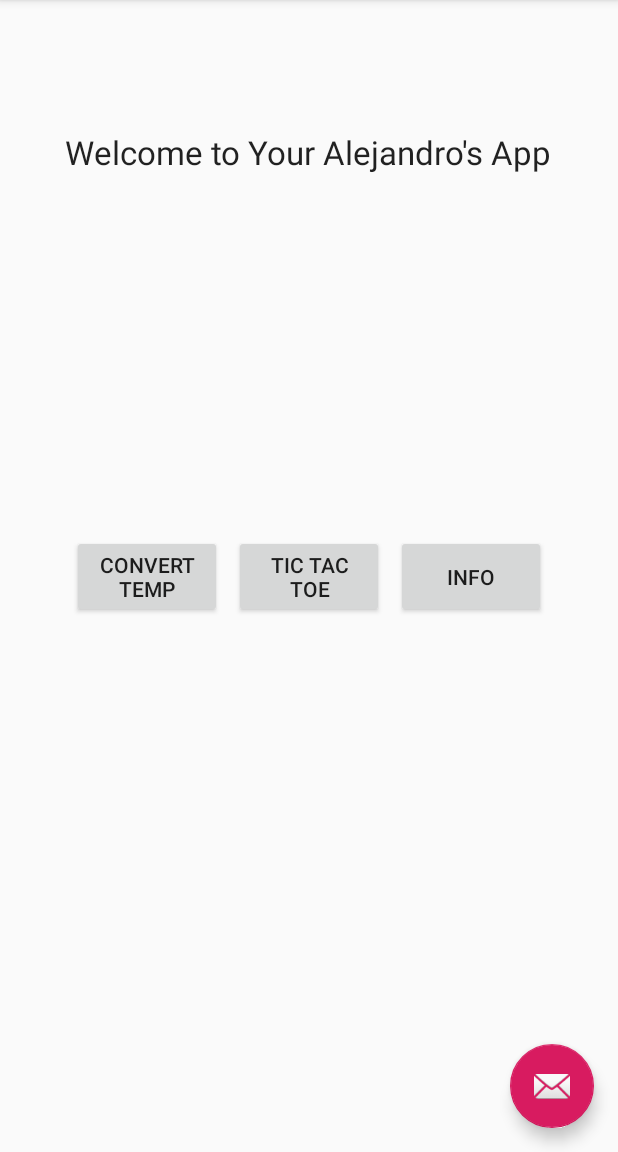
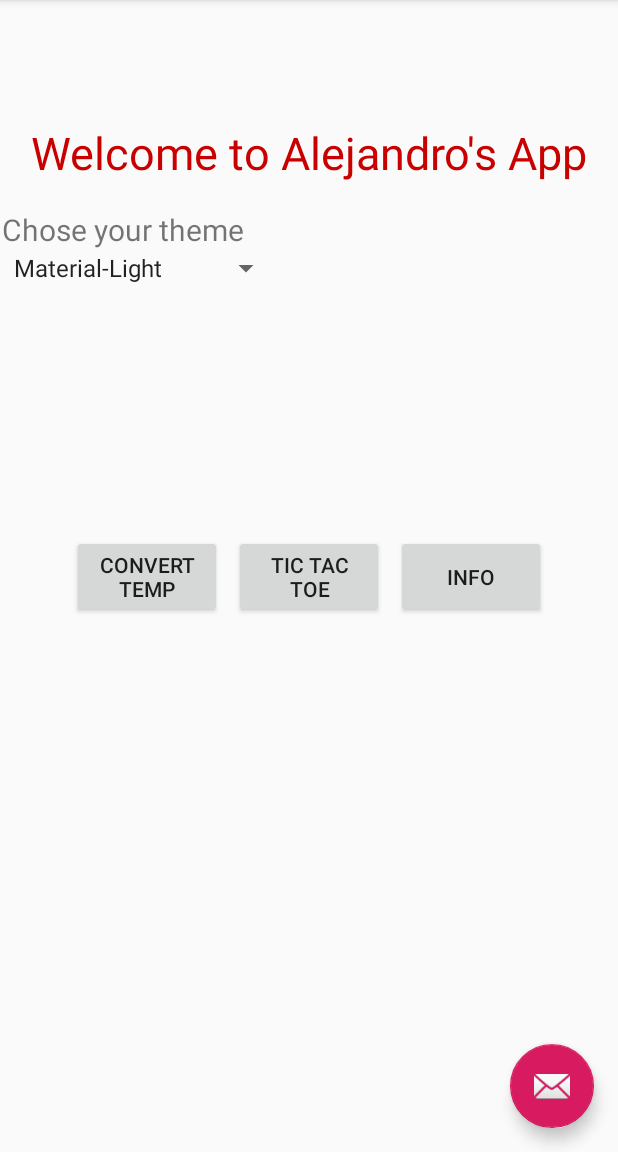
Before and after one commit to abiancu/IntroAndroidApp, an Android app: the screen it shows after launch (MainMenuActivity), on a phone screen of 412 x 824 dp, the part 84-1236 px from its top. Run offline under Robolectric (Android 15) with nearby library versions, the phone set to English and light mode, and no system bars.

Commit message:
adding style to the app

```diff
--- a/app/src/main/res/layout/content_main_menu.xml
+++ b/app/src/main/res/layout/content_main_menu.xml
@@ -24,49 +24,82 @@
         app:layout_constraintBottom_toBottomOf="parent"
         app:layout_constraintEnd_toEndOf="parent"
         app:layout_constraintStart_toStartOf="parent"
-        app:layout_constraintTop_toTopOf="parent" />
+        app:layout_constraintTop_toTopOf="parent"
+        style="@style/Titles"
+        />
 
     <GridLayout
         android:layout_width="wrap_content"
         android:layout_height="wrap_content"
+        android:layout_centerHorizontal="true"
         android:layout_centerVertical="true"
-        android:layout_centerHorizontal="true"
+        android:columnCount="3"
         android:orientation="horizontal"
-        android:columnCount="3"
         android:rowCount="2"
         android:useDefaultMargins="true"
         app:layout_constraintBottom_toBottomOf="parent"
         app:layout_constraintLeft_toLeftOf="parent"
-        app:layout_constraintTop_toTopOf="parent"
-        app:layout_constraintRight_toRightOf="parent">
+        app:layout_constraintRight_toRightOf="parent"
+        app:layout_constraintTop_toTopOf="parent">
 
         <Button
             android:id="@+id/btnWeather"
             android:layout_width="100dp"
             android:layout_height="wrap_content"
+            android:layout_row="0"
             android:layout_column="0"
             android:layout_gravity="center|fill"
-            android:layout_row="0"
             android:text="@string/goWeather" />
 
         <Button
             android:id="@+id/btnTicTacToe"
             android:layout_width="100dp"
             android:layout_height="wrap_content"
+            android:layout_row="0"
             android:layout_column="1"
             android:layout_gravity="center|fill"
-            android:layout_row="0"
             android:text="@string/goTicTacToe" />
 
         <Button
             android:id="@+id/btnInfo"
             android:layout_width="100dp"
             android:layout_height="wrap_content"
+            android:layout_row="0"
             android:layout_column="2"
             android:layout_gravity="center|fill"
-            android:layout_row="0"
             android:text="@string/goInfo" />
     </GridLayout>
 
+    <LinearLayout
+        android:layout_width="409dp"
+        android:layout_height="191dp"
+        android:layout_marginStart="1dp"
+        android:layout_marginTop="93dp"
+        android:layout_marginEnd="1dp"
+        android:layout_marginBottom="391dp"
+        android:orientation="vertical"
+        app:layout_constraintBottom_toBottomOf="parent"
+        app:layout_constraintEnd_toEndOf="parent"
+        app:layout_constraintStart_toStartOf="parent"
+        app:layout_constraintTop_toTopOf="parent">
 
+        <TextView
+            android:layout_width="wrap_content"
+            android:layout_height="wrap_content"
+            android:text="@string/themeOption"
+            android:textSize="20sp"/>
+
+        <Spinner
+            android:id="@+id/spThemes"
+            android:layout_width="wrap_content"
+            android:layout_height="wrap_content"
+            android:layout_alignBaseline="@+id/tvSelectTheme"
+            android:layout_alignParentRight="true"
+            android:layout_toRightOf="@+id/tvSelectTheme"
+            android:entries="@array/mythemes"
+            android:spinnerMode="dropdown"
+
+
+            />
+    </LinearLayout>
 </androidx.constraintlayout.widget.ConstraintLayout>
--- a/app/src/main/res/values/strings.xml
+++ b/app/src/main/res/values/strings.xml
@@ -12,7 +12,7 @@
     <string name="hint">Type Here</string>
     <string name="enterTemp">Please enter the temperature and select the correct units then press Convert:</string>
     <string name="title_activity_main_menu">MainMenuActivity</string>
-    <string name="Welcome">Welcome to Your Alejandro\'s App</string>
+    <string name="Welcome">Welcome to Alejandro\'s App</string>
     <string name="goWeather">Convert\nTemp</string>
     <string name="goTicTacToe">Tic Tac Toe</string>
     <string name="goInfo">Info</string>
@@ -22,6 +22,12 @@
     <string name="mExit">Exit</string>
     <string name="mMenu">Main Menu</string>
     <string name="title_activity_my_drawing">MyDrawing</string>
+<!--    Adding an array of themes -->
+    <string-array name="mythemes">
+        <item>Material-Light</item>
+        <item>Alejandro-Theme</item>
+    </string-array>
+    <string name="themeOption">Chose your theme</string>
 
 
 
--- a/app/src/main/res/values/styles.xml
+++ b/app/src/main/res/values/styles.xml
@@ -17,4 +17,10 @@
 
     <style name="AppTheme.PopupOverlay" parent="ThemeOverlay.AppCompat.Light" />
 
+<!--    My style -->
+    <style name="Titles">
+        <item name="android:textColor">#C80000</item>
+        <item name="android:textSize">30sp</item>
+    </style>
+
 </resources>
```
Also changed, not shown: app/src/main/res/values/attributes.xml (added, +12 -0 lines), app/src/main/res/values/dimens.xml (+11 -0 lines).
